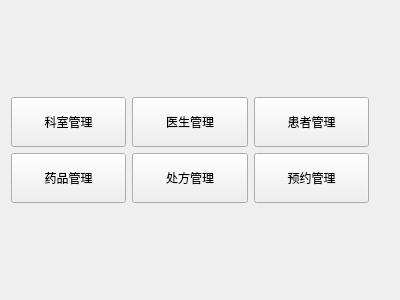
Old version of the form Lab4/welcomeview.ui in the repository WDK688/QtCourse.
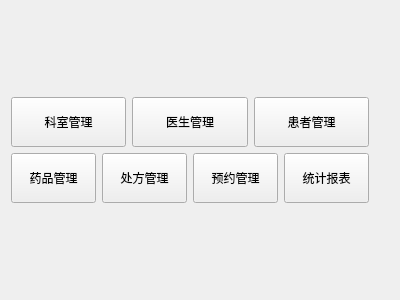
New version of the form.

Commit message: 实现报表生成

What changed in the file:
```diff
--- a/Lab4/welcomeview.ui
+++ b/Lab4/welcomeview.ui
@@ -111,6 +111,19 @@
        </property>
       </widget>
      </item>
+     <item>
+      <widget class="QPushButton" name="btnReport">
+       <property name="minimumSize">
+        <size>
+         <width>0</width>
+         <height>50</height>
+        </size>
+       </property>
+       <property name="text">
+        <string>统计报表</string>
+       </property>
+      </widget>
+     </item>
     </layout>
    </item>
    <item row="0" column="1">
```
The commit also changes 11 other files.
